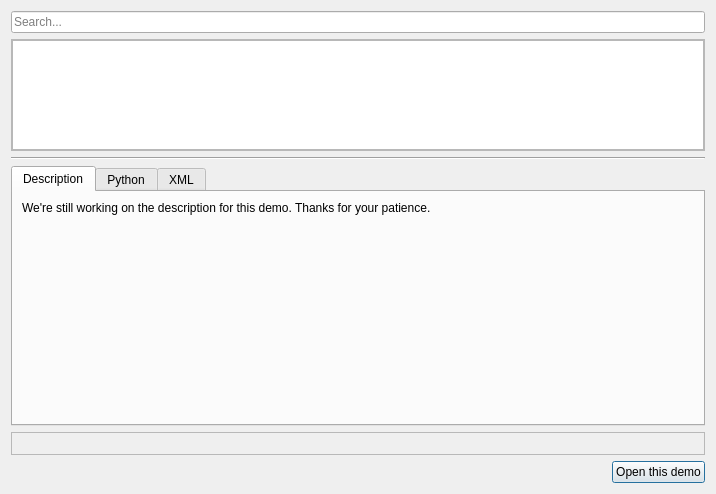
This is cc3d/player5/Plugins/ViewManagerPlugins/ui_demo_browser.ui in CompuCell3D/cc3d-player5 as Qt 5 draws it before an edit. The edited form follows.
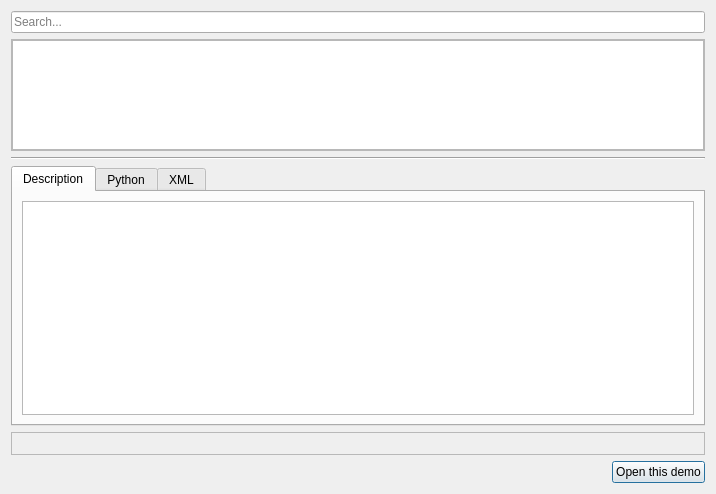
This is the edited form. The open tabs and pages were chosen to show the change.

Commit message: Added DemosPath setting

What changed in the file:
```diff
--- a/cc3d/player5/Plugins/ViewManagerPlugins/ui_demo_browser.ui
+++ b/cc3d/player5/Plugins/ViewManagerPlugins/ui_demo_browser.ui
@@ -115,12 +115,9 @@
           <number>9</number>
          </property>
          <item>
-          <widget class="QLabel" name="descriptionLabel">
-           <property name="text">
-            <string>We're still working on the description for this demo. Thanks for your patience.</string>
-           </property>
-           <property name="alignment">
-            <set>Qt::AlignLeading|Qt::AlignLeft|Qt::AlignTop</set>
+          <widget class="QPlainTextEdit" name="descriptionText">
+           <property name="plainText">
+            <string/>
            </property>
           </widget>
          </item>
```
Left out of the diff: 6 changed lines with no effect on the pictures. The commit also changes 4 other files.
